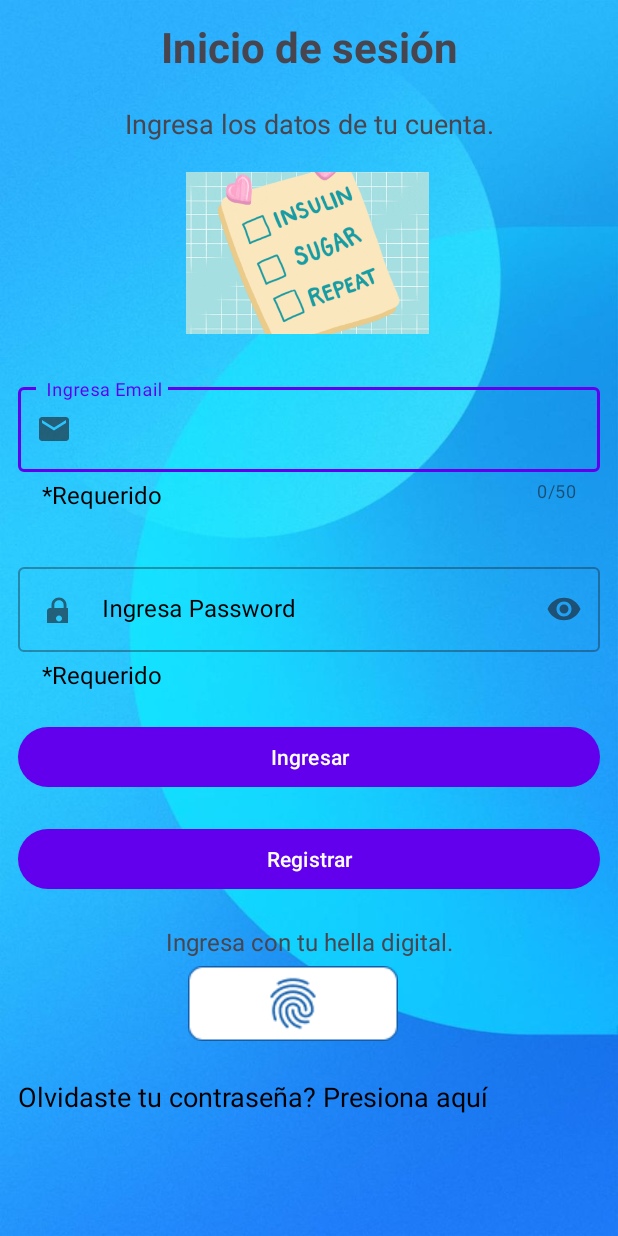
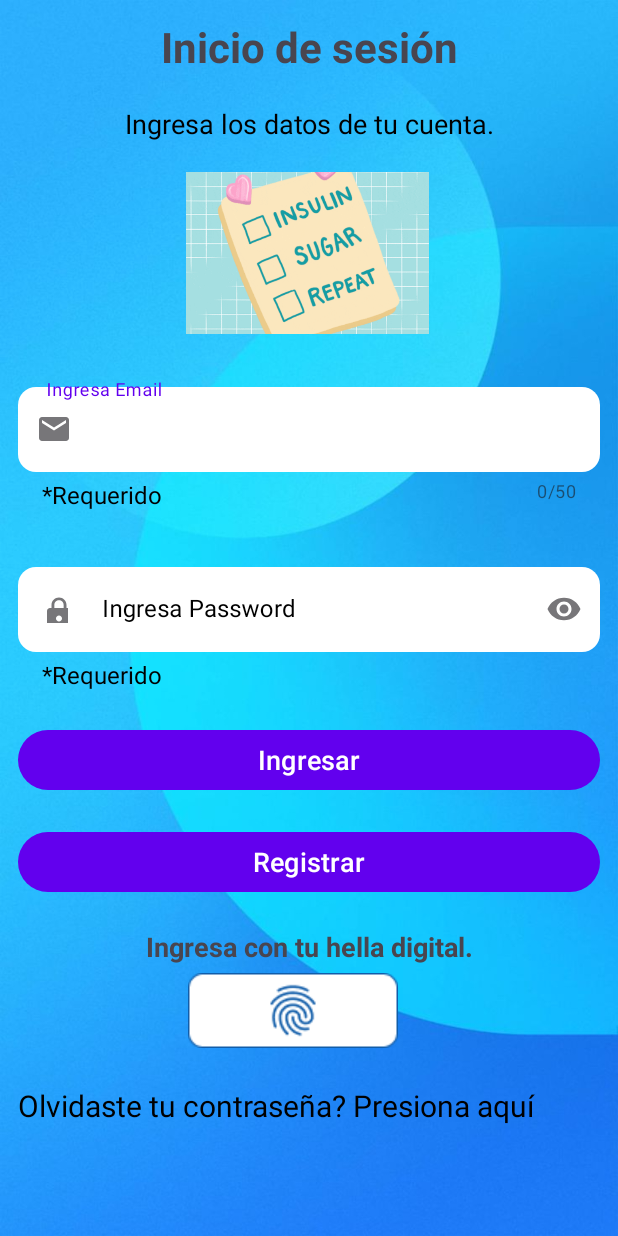
Before and after one commit to AlanDavidLR/DiabetesControl, an Android app: the screen it shows after launch (LoginActivity), on a phone screen of 412 x 824 dp. Run offline under Robolectric (Android 15) with nearby library versions, the phone set to English and light mode, and no system bars; pictures from the network do not load.

Commit message:
cambios minimos-k

```diff
--- a/app/src/main/java/com/example/diabetescontrol/Recuperacion.java
+++ b/app/src/main/java/com/example/diabetescontrol/Recuperacion.java
@@ -144,8 +144,7 @@ public class Recuperacion extends AppCompatActivity {
 
         @Override
         protected String doInBackground(String... params) {
-            // Tu código para verificar el correo en la base de datos iría aquí
-            // Esto es solo un ejemplo
+
             return "existe";
         }
 
--- a/app/src/main/java/com/example/diabetescontrol/ui/historialglucosa/HistorialGlucosaFragment.java
+++ b/app/src/main/java/com/example/diabetescontrol/ui/historialglucosa/HistorialGlucosaFragment.java
@@ -214,7 +214,7 @@ public class HistorialGlucosaFragment extends Fragment {
             }
             // Verificar si no se encontraron registros
             if (glucosaList.isEmpty()) {
-                Toast.makeText(getActivity(), "Usted aun no cuenta con registros de glucosa", Toast.LENGTH_SHORT).show();
+                Toast.makeText(getActivity(), "Usted no cuenta con registros de glucosa", Toast.LENGTH_SHORT).show();
             } else {
             // Ordenar la lista de glucosas por fecha
             Collections.sort(glucosaList, new Comparator<Glucosa>() {
--- /dev/null
+++ b/app/src/main/res/drawable/rounded_edittext_background.xml
@@ -0,0 +1,9 @@
+<?xml version="1.0" encoding="utf-8"?>
+<shape xmlns:android="http://schemas.android.com/apk/res/android">
+    <solid android:color="@color/white"/>
+    <corners android:radius="12dp"/>
+    <padding android:left="10dp"
+        android:top="10dp"
+        android:right="10dp"
+        android:bottom="10dp"/>
+</shape>
--- a/app/src/main/res/layout/activity_ajustes.xml
+++ b/app/src/main/res/layout/activity_ajustes.xml
@@ -19,8 +19,9 @@
             android:id="@+id/textView2"
             android:layout_width="wrap_content"
             android:layout_height="wrap_content"
-            android:text="Administra tus datos"
+            android:text="Administra tu foto de perfil"
             android:textColor="@color/white"
+            android:textAlignment="center"
             android:textSize="40sp"
             app:layout_constraintTop_toTopOf="parent"
             app:layout_constraintStart_toStartOf="parent"
--- a/app/src/main/res/layout/activity_login.xml
+++ b/app/src/main/res/layout/activity_login.xml
@@ -29,6 +29,7 @@
         android:layout_width="match_parent"
         android:layout_height="wrap_content"
         android:layout_marginTop="20dp"
+        android:textColor="#000000"
         android:textSize="18sp"
         android:text="@string/ingresa_los_datos_de_tu_cuenta"
         android:textAlignment="center" />
@@ -54,11 +55,14 @@
         android:textColorHint="#000000"
         app:helperTextTextColor="#000000"
         app:helperText="*Requerido"
+        app:errorTextAppearance="@style/CustomTextInputLayoutErrorTextAppearance"
         app:startIconDrawable="@drawable/ic_email">
 
         <com.google.android.material.textfield.TextInputEditText
             android:layout_width="match_parent"
             android:layout_height="wrap_content"
+            android:background="@drawable/rounded_edittext_background"
+
             android:inputType="textEmailAddress" />
 
     </com.google.android.material.textfield.TextInputLayout>
@@ -78,11 +82,14 @@
         app:errorEnabled="true"
         app:errorIconDrawable="@null"
         app:helperText="*Requerido"
+        app:errorTextAppearance="@style/CustomTextInputLayoutErrorTextAppearance"
         app:startIconDrawable="@drawable/ic_lock">
 
         <com.google.android.material.textfield.TextInputEditText
             android:layout_width="match_parent"
             android:layout_height="wrap_content"
+            android:background="@drawable/rounded_edittext_background"
+
             android:inputType="textPassword" />
 
     </com.google.android.material.textfield.TextInputLayout>
@@ -92,6 +99,7 @@
         android:layout_width="match_parent"
         android:layout_height="wrap_content"
         android:layout_marginTop="20dp"
+        android:textSize="18sp"
         android:text="@string/ingresar" />
 
     <Button
@@ -99,12 +107,14 @@
         android:layout_width="match_parent"
         android:layout_height="wrap_content"
         android:layout_marginTop="20dp"
+        android:textSize="18sp"
         android:text="@string/registrar" />
         <TextView
             android:id="@+id/textView6"
             android:layout_width="match_parent"
             android:layout_height="wrap_content"
-            android:textSize="16sp"
+            android:textSize="18sp"
+            android:textStyle="bold"
             android:layout_marginTop="20dp"
             android:text="@string/ingresa_con_tu_hella_digital"
             android:textAlignment="center" />
@@ -128,7 +138,7 @@
             android:text="@string/olvidaste_tu_contrase_a_presiona_aqu"
             android:clickable="true"
             android:textColor="#000000"
-            android:textSize="18sp"
+            android:textSize="20sp"
             android:onClick="goToLoginActivity"/>
 
 
--- a/app/src/main/res/layout/activity_recuperacion.xml
+++ b/app/src/main/res/layout/activity_recuperacion.xml
@@ -28,7 +28,8 @@
             android:layout_width="match_parent"
             android:layout_height="wrap_content"
             android:layout_marginTop="20dp"
-            android:textSize="18sp"
+            android:textSize="20sp"
+            android:textColor="#000000"
             android:text="Para recuperar tu contraseña ingresa el email con el cual te registraste."
             android:textAlignment="center" />
 
@@ -59,6 +60,7 @@
             android:id="@+id/btnEnviar"
             android:layout_width="match_parent"
             android:layout_height="wrap_content"
+            android:textSize="18dp"
             android:layout_marginTop="60dp"
             android:text="Enviar" />
 
--- a/app/src/main/res/layout/fragment_gallery.xml
+++ b/app/src/main/res/layout/fragment_gallery.xml
@@ -48,7 +48,7 @@
                 android:layout_height="wrap_content"
                 android:layout_marginTop="10dp"
                 android:spinnerMode="dialog"
-                android:background="@color/white"
+                android:background="@drawable/rounded_edittext_background"
                 android:textColor="#000000" />
 
             <TextView
@@ -210,7 +210,7 @@
                     android:id="@+id/recyclerViewcita"
                     android:layout_width="match_parent"
                     android:layout_height="match_parent"
-                    android:background="@color/colorDos"/>
+                    android:background="@color/colorUno"/>
             </LinearLayout>
         </LinearLayout>
 
--- a/app/src/main/res/layout/fragment_registro_toma_medicamentos.xml
+++ b/app/src/main/res/layout/fragment_registro_toma_medicamentos.xml
@@ -189,7 +189,7 @@ android:orientation="vertical"
             <com.example.diabetescontrol.views.RobotoLightTextView
                 android:layout_width="match_parent"
                 android:layout_height="wrap_content"
-                android:text="Recordatorio"
+                android:text="Hora     Dosis          Tipo de Medicamento"
                 android:textColor="#4264BC"
                 android:textSize="@dimen/text_medium" />
 
--- a/app/src/main/res/layout/slide_item.xml
+++ b/app/src/main/res/layout/slide_item.xml
@@ -15,6 +15,6 @@
         android:layout_width="match_parent"
         android:layout_height="wrap_content"
         android:textColor="@color/white"
-        android:textSize="15dp"
+        android:textSize="19dp"
         android:padding="8dp"/>
 </LinearLayout>
--- a/app/src/main/res/values/strings.xml
+++ b/app/src/main/res/values/strings.xml
@@ -60,7 +60,7 @@
     <string name="channel_description">Descripción_del_canal</string>
 
 
-    <string name="delete_data">eliminar datos</string>
+    <string name="delete_data">Limpiar datos</string>
     <string name="bmi">IMC :</string>
     <string name="description">Descripción :</string>
     <string name="in_kilograms">En Kilogramos</string>
@@ -118,4 +118,5 @@
     <string name="selecciona_la_fecha">selecciona la fecha</string>
     <string name="_0">0</string>
     <string name="mg_dl">Mg/dL</string>
+
 </resources>
--- a/app/src/main/res/values/styles.xml
+++ b/app/src/main/res/values/styles.xml
@@ -42,13 +42,17 @@
         <item name="android:textColorHint">@color/white</item>
     </style>
     <style name="CustomHelperTextStyle">
-        <item name="android:textSize">16sp</item> <!-- Cambia el tamaño según tus necesidades -->
-        <item name="android:textColor">@color/white</item> <!-- Asegúrate de que el color blanco esté definido en tu archivo colors.xml -->
+        <item name="android:textSize">16sp</item>
+        <item name="android:textColor">@color/white</item>
     </style>
 
     <style name="CustomSpinnerTextStyle">
         <item name="android:textColor">#000000</item>
-        <item name="android:textSize">16sp</item> <!-- Tamaño del texto, opcional -->
+        <item name="android:textSize">16sp</item>
     </style>
-
+    <style name="CustomTextInputLayoutErrorTextAppearance" parent="TextAppearance.AppCompat.Small">
+        <item name="android:textSize">17sp</item>
+        <item name="android:textStyle">bold</item>
+        <item name="android:textColor">@android:color/holo_red_dark</item>
+    </style>
 </resources>
```
Also changed, not shown: app/src/main/java/com/example/diabetescontrol/LoginActivity.java (+4 -4 lines), app/src/main/java/com/example/diabetescontrol/Sign_inActivity.java (+11 -1 lines), app/src/main/java/com/example/diabetescontrol/ui/home/HomeFragment.java (+36 -7 lines), app/src/main/res/layout/activity_sign_in.xml (+20 -9 lines), app/src/main/res/layout/fragment_historial_glucosa.xml (+10 -3 lines), app/src/main/res/layout/fragment_home.xml (+10 -31 lines), app/src/main/res/layout/fragment_registro_glucosa.xml (+12 -6 lines), app/src/main/res/layout/fragment_registro_peso.xml (+27 -14 lines).
